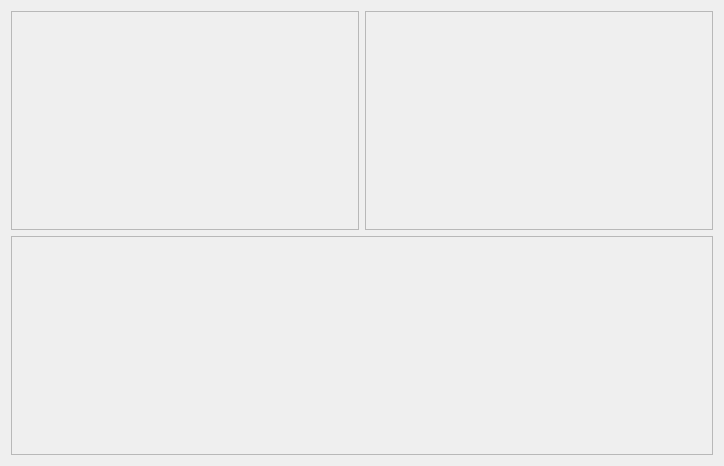
First picture: the form in src/ui/home_page.ui, repository minimirror1/remote_gui, before the edit.
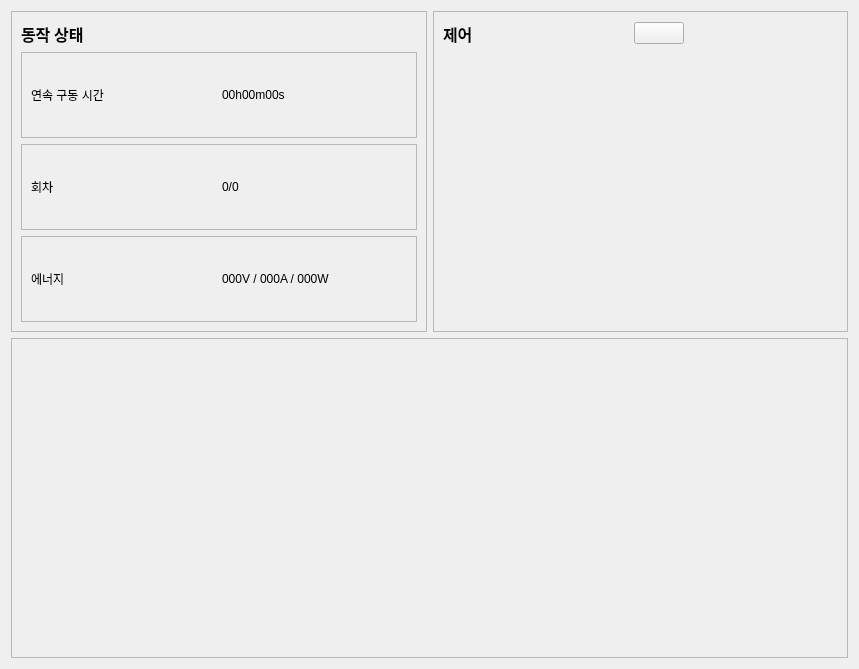
Second picture: the form after the edit. Icons and pictures are not drawn.

The edit to the form file:
```diff
--- a/src/ui/home_page.ui
+++ b/src/ui/home_page.ui
@@ -6,8 +6,8 @@
    <rect>
     <x>0</x>
     <y>0</y>
-    <width>724</width>
-    <height>466</height>
+    <width>859</width>
+    <height>669</height>
    </rect>
   </property>
   <property name="windowTitle">
@@ -24,6 +24,106 @@
        <property name="frameShadow">
         <enum>QFrame::Shadow::Raised</enum>
        </property>
+       <layout class="QVBoxLayout" name="verticalLayout_2">
+        <item>
+         <widget class="QLabel" name="label">
+          <property name="maximumSize">
+           <size>
+            <width>16777215</width>
+            <height>25</height>
+           </size>
+          </property>
+          <property name="font">
+           <font>
+            <family>나눔고딕</family>
+            <pointsize>12</pointsize>
+            <bold>true</bold>
+           </font>
+          </property>
+          <property name="text">
+           <string>동작 상태</string>
+          </property>
+         </widget>
+        </item>
+        <item>
+         <widget class="QFrame" name="frame_4">
+          <property name="frameShape">
+           <enum>QFrame::Shape::StyledPanel</enum>
+          </property>
+          <property name="frameShadow">
+           <enum>QFrame::Shadow::Raised</enum>
+          </property>
+          <layout class="QHBoxLayout" name="horizontalLayout_2">
+           <item>
+            <widget class="QLabel" name="label_2">
+             <property name="text">
+              <string>연속 구동 시간</string>
+             </property>
+            </widget>
+           </item>
+           <item>
+            <widget class="QLabel" name="label_3">
+             <property name="text">
+              <string>00h00m00s</string>
+             </property>
+            </widget>
+           </item>
+          </layout>
+         </widget>
+        </item>
+        <item>
+         <widget class="QFrame" name="frame_5">
+          <property name="frameShape">
+           <enum>QFrame::Shape::StyledPanel</enum>
+          </property>
+          <property name="frameShadow">
+           <enum>QFrame::Shadow::Raised</enum>
+          </property>
+          <layout class="QHBoxLayout" name="horizontalLayout_3">
+           <item>
+            <widget class="QLabel" name="label_4">
+             <property name="text">
+              <string>회차</string>
+             </property>
+            </widget>
+           </item>
+           <item>
+            <widget class="QLabel" name="label_5">
+             <property name="text">
+              <string>0/0</string>
+             </property>
+            </widget>
+           </item>
+          </layout>
+         </widget>
+        </item>
+        <item>
+         <widget class="QFrame" name="frame_6">
+          <property name="frameShape">
+           <enum>QFrame::Shape::StyledPanel</enum>
+          </property>
+          <property name="frameShadow">
+           <enum>QFrame::Shadow::Raised</enum>
+          </property>
+          <layout class="QHBoxLayout" name="horizontalLayout_4">
+           <item>
+            <widget class="QLabel" name="label_6">
+             <property name="text">
+              <string>에너지</string>
+             </property>
+            </widget>
+           </item>
+           <item>
+            <widget class="QLabel" name="label_7">
+             <property name="text">
+              <string>000V / 000A / 000W</string>
+             </property>
+            </widget>
+           </item>
+          </layout>
+         </widget>
+        </item>
+       </layout>
       </widget>
      </item>
      <item>
@@ -34,6 +134,131 @@
        <property name="frameShadow">
         <enum>QFrame::Shadow::Raised</enum>
        </property>
+       <widget class="QWidget" name="widget" native="true">
+        <property name="geometry">
+         <rect>
+          <x>10</x>
+          <y>10</y>
+          <width>241</width>
+          <height>25</height>
+         </rect>
+        </property>
+        <property name="maximumSize">
+         <size>
+          <width>16777215</width>
+          <height>25</height>
+         </size>
+        </property>
+        <layout class="QHBoxLayout" name="horizontalLayout_5">
+         <property name="leftMargin">
+          <number>0</number>
+         </property>
+         <property name="topMargin">
+          <number>0</number>
+         </property>
+         <property name="rightMargin">
+          <number>0</number>
+         </property>
+         <property name="bottomMargin">
+          <number>0</number>
+         </property>
+         <item>
+          <widget class="QLabel" name="label_8">
+           <property name="maximumSize">
+            <size>
+             <width>16777215</width>
+             <height>25</height>
+            </size>
+           </property>
+           <property name="font">
+            <font>
+             <family>나눔고딕</family>
+             <pointsize>12</pointsize>
+             <bold>true</bold>
+            </font>
+           </property>
+           <property name="text">
+            <string>제어</string>
+           </property>
+          </widget>
+         </item>
+         <item>
+          <widget class="QPushButton" name="pushButton">
+           <property name="maximumSize">
+            <size>
+             <width>50</width>
+             <height>16777215</height>
+            </size>
+           </property>
+           <property name="text">
+            <string/>
+           </property>
+           <property name="icon">
+            <iconset resource="../resources/icons/_icons.qrc">
+             <normaloff>:/material_design/icons/material_design/auto_fix_off.png</normaloff>
+             <normalon>:/material_design/icons/material_design/auto_fix_high.png</normalon>
+             <disabledoff>:/material_design/icons/material_design/auto_fix_off.png</disabledoff>
+             <disabledon>:/material_design/icons/material_design/auto_fix_high.png</disabledon>
+             <activeoff>:/material_design/icons/material_design/auto_fix_off.png</activeoff>
+             <activeon>:/material_design/icons/material_design/auto_fix_high.png</activeon>
+             <selectedoff>:/material_design/icons/material_design/auto_fix_off.png</selectedoff>
+             <selectedon>:/material_design/icons/material_design/auto_fix_high.png</selectedon>:/material_design/icons/material_design/auto_fix_off.png</iconset>
+           </property>
+           <property name="checkable">
+            <bool>true</bool>
+           </property>
+          </widget>
+         </item>
+        </layout>
+       </widget>
+       <widget class="QPushButton" name="pushButton_2">
+        <property name="geometry">
+         <rect>
+          <x>20</x>
+          <y>70</y>
+          <width>75</width>
+          <height>24</height>
+         </rect>
+        </property>
+        <property name="text">
+         <string/>
+        </property>
+        <property name="icon">
+         <iconset resource="../resources/icons/_icons.qrc">
+          <normaloff>:/font_awesome_solid/icons/user/Checkbox_Off.png</normaloff>
+          <normalon>:/font_awesome_solid/icons/user/Checkbox_On.png</normalon>
+          <disabledoff>:/font_awesome_solid/icons/user/Checkbox_Off.png</disabledoff>
+          <disabledon>:/font_awesome_solid/icons/user/Checkbox_On.png</disabledon>
+          <activeoff>:/font_awesome_solid/icons/user/Checkbox_Off.png</activeoff>
+          <activeon>:/font_awesome_solid/icons/user/Checkbox_On.png</activeon>
+          <selectedoff>:/font_awesome_solid/icons/user/Checkbox_Off.png</selectedoff>
+          <selectedon>:/font_awesome_solid/icons/user/Checkbox_On.png</selectedon>:/font_awesome_solid/icons/user/Checkbox_Off.png</iconset>
+        </property>
+        <property name="iconSize">
+         <size>
+          <width>70</width>
+          <height>70</height>
+         </size>
+        </property>
+        <property name="checkable">
+         <bool>true</bool>
+        </property>
+        <property name="checked">
+         <bool>false</bool>
+        </property>
+        <property name="autoRepeat">
+         <bool>false</bool>
+        </property>
+        <property name="autoDefault">
+         <bool>false</bool>
+        </property>
+        <property name="default">
+         <bool>false</bool>
+        </property>
+        <property name="flat">
+         <bool>true</bool>
+        </property>
+       </widget>
       </widget>
      </item>
     </layout>
```
Left out of the diff: 4 changed lines with no effect on the pictures.
